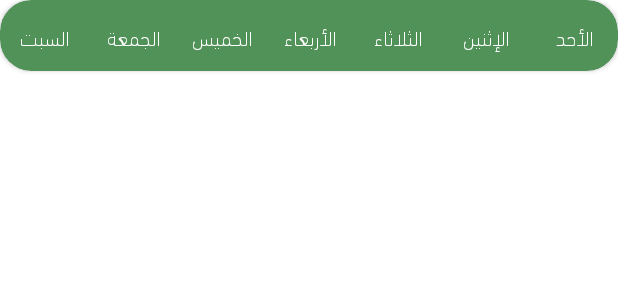
After one commit to AhmedNader65/Alsalah, an Android app: the layout calendar_day_legend.xml on its own in the app's theme, with its tools: preview values and no code run, on a phone screen of 412 x 824 dp. The commit adds this screen. Shown: the top 300 px of the screen. Run offline under Robolectric (Android 15) with nearby library versions, the light colour scheme and no system bars.

Commit message:
add calendar view

```diff
--- a/app/build.gradle
+++ b/app/build.gradle
@@ -28,6 +28,7 @@ android {
         }
     }
     compileOptions {
+        coreLibraryDesugaringEnabled true
         sourceCompatibility JavaVersion.VERSION_1_8
         targetCompatibility JavaVersion.VERSION_1_8
     }
@@ -96,4 +97,6 @@ dependencies {
 
     implementation("com.github.msarhan:ummalqura-calendar:2.0.2")
     implementation("com.github.cosinekitty:astronomy:v2.1.0")
+    coreLibraryDesugaring 'com.android.tools:desugar_jdk_libs:1.1.5'
+    implementation 'com.github.AhmedNader65:Hijri-CalendarView:1.0.3'
 }
--- a/app/src/main/java/com/crazyidea/alsalah/ui/home/HomeFragment.kt
+++ b/app/src/main/java/com/crazyidea/alsalah/ui/home/HomeFragment.kt
@@ -113,6 +113,11 @@ class HomeFragment : Fragment(), PermissionListener {
                 HomeFragmentDirections.actionNavigationHomeToCompassFragment2()
             )
         }
+        binding.dateLayout.calendarIcon.setOnClickListener {
+            findNavController().navigate(
+                HomeFragmentDirections.actionNavigationHomeToCalendarFragment()
+            )
+        }
     }
 
     private fun collectData() {
--- /dev/null
+++ b/app/src/main/res/drawable/today_bg.xml
@@ -0,0 +1,6 @@
+<?xml version="1.0" encoding="utf-8"?>
+<shape xmlns:android="http://schemas.android.com/apk/res/android"
+    android:shape="oval">
+
+    <solid android:color="#FCCA3E" />
+</shape>
--- /dev/null
+++ b/app/src/main/res/layout/calendar_day_legend.xml
@@ -0,0 +1,89 @@
+<androidx.cardview.widget.CardView xmlns:android="http://schemas.android.com/apk/res/android"
+    xmlns:tools="http://schemas.android.com/tools"
+    xmlns:app="http://schemas.android.com/apk/res-auto"
+    app:cardBackgroundColor="#519259"
+    app:cardCornerRadius="@dimen/_16sdp"
+    android:layout_width="match_parent"
+    android:layout_height="wrap_content">
+
+    <LinearLayout
+        android:layout_width="match_parent"
+        android:layout_height="wrap_content"        android:gravity="center"
+        android:id="@+id/legendLayout"
+        android:orientation="horizontal"
+        android:paddingTop="@dimen/_8sdp"
+        android:paddingBottom="@dimen/_8sdp"
+        tools:ignore="HardcodedText">
+
+        <TextView
+            android:id="@+id/legendText1"
+            style="@style/lightText"
+            android:layout_width="0dp"
+            android:layout_height="wrap_content"
+            android:layout_weight="1"
+            android:gravity="center"
+            android:text="@string/sunday"
+            android:textColor="@color/white" />
+
+        <TextView
+            android:id="@+id/legendText2"
+            style="@style/lightText"
+            android:layout_width="0dp"
+            android:layout_height="wrap_content"
+            android:layout_weight="1"
+            android:gravity="center"
+            android:text="@string/monday"
+            android:textColor="@color/white" />
+
+        <TextView
+            android:id="@+id/legendText3"
+            style="@style/lightText"
+            android:layout_width="0dp"
+            android:layout_height="wrap_content"
+            android:layout_weight="1"
+            android:gravity="center"
+            android:text="@string/tuesday"
+            android:textColor="@color/white" />
+
+        <TextView
+            android:id="@+id/legendText4"
+            style="@style/lightText"
+            android:layout_width="0dp"
+            android:layout_height="wrap_content"
+            android:layout_weight="1"
+            android:gravity="center"
+            android:text="@string/wednesday"
+            android:textColor="@color/white" />
+
+        <TextView
+            android:id="@+id/legendText5"
+            style="@style/lightText"
+            android:layout_width="0dp"
+            android:layout_height="wrap_content"
+            android:layout_weight="1"
+            android:gravity="center"
+            android:text="@string/thursday"
+            android:textColor="@color/white" />
+
+        <TextView
+            android:id="@+id/legendText6"
+            style="@style/lightText"
+            android:layout_width="0dp"
+            android:layout_height="wrap_content"
+            android:layout_weight="1"
+            android:gravity="center"
+            android:text="@string/friday"
+            android:textColor="@color/white" />
+
+        <TextView
+            android:id="@+id/legendText7"
+            style="@style/lightText"
+            android:layout_width="0dp"
+            android:layout_height="wrap_content"
+            android:layout_weight="1"
+            android:gravity="center"
+            android:text="@string/saturday"
+            android:textColor="@color/white" />
+
+    </LinearLayout>
+</androidx.cardview.widget.CardView>
--- a/app/src/main/res/values/strings.xml
+++ b/app/src/main/res/values/strings.xml
@@ -97,4 +97,10 @@
     <string name="sun">الشمس</string>
     <string name="moon">القمر</string>
     <string name="empty"></string>
+    <string name="sunday">الأحد</string>
+    <string name="monday">الإثنين</string>
+    <string name="tuesday">الثلاثاء</string>
+    <string name="wednesday">الأربعاء</string>
+    <string name="thursday">الخميس</string>
+    <string name="saturday">السبت</string>
 </resources>
```
Also changed, not shown: app/src/main/java/com/crazyidea/alsalah/ui/calendar/CalendarFragment.kt (added, +205 -0 lines), app/src/main/java/com/crazyidea/alsalah/utils/Global.kt (+20 -0 lines), app/src/main/res/layout/calendar_day.xml (added, +43 -0 lines), app/src/main/res/layout/calendar_day_layout.xml (added, +9 -0 lines), app/src/main/res/layout/calendar_header.xml (added, +15 -0 lines), app/src/main/res/layout/calendar_month_header_layout.xml (added, +28 -0 lines), app/src/main/res/layout/fragment_calendar.xml (added, +158 -0 lines), app/src/main/res/navigation/mobile_navigation.xml (+8 -0 lines).
